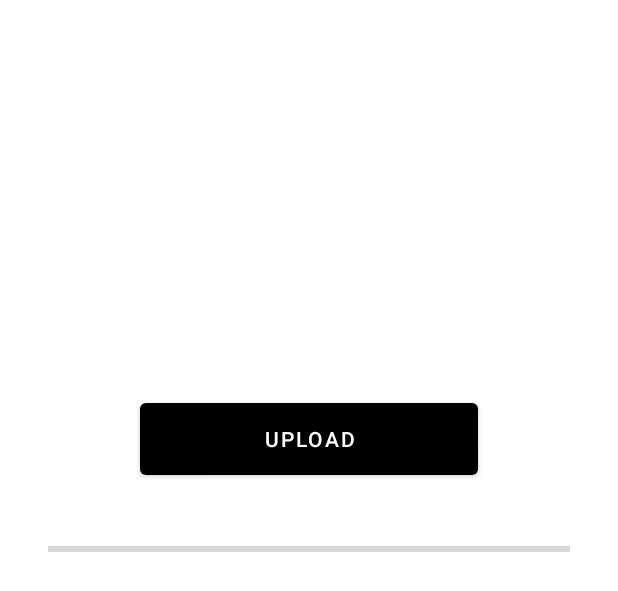
After one commit to SleepEasyCenter/O2-Ring-SEC, an Android app built with Jetpack Compose: the layout fragment_device_session_history.xml on its own in the app's theme, with its tools: preview values and no code run, on a phone screen of 412 x 824 dp. The commit adds this screen. Shown: the top 591 px of the screen. Run offline under Robolectric (Android 15) with nearby library versions, the phone set to English and light mode, and no system bars; Roboto replaces fonts that are not available here.

Commit message:
upload ui on separate fragment

```diff
--- a/app/src/main/java/com/sleepeasycenter/o2ring_app/fragments/HomeFragment.kt
+++ b/app/src/main/java/com/sleepeasycenter/o2ring_app/fragments/HomeFragment.kt
@@ -8,7 +8,6 @@ import android.view.ViewGroup
 import com.sleepeasycenter.o2ring_app.OximetryDeviceController
 import com.sleepeasycenter.o2ring_app.R
 import com.sleepeasycenter.o2ring_app.databinding.FragmentHomeBinding
-import com.sleepeasycenter.o2ring_app.databinding.FragmentHomeNodeviceBinding
 
 /**
  * A simple [Fragment] subclass.
--- /dev/null
+++ b/app/src/main/res/layout/fragment_device_session_history.xml
@@ -0,0 +1,60 @@
+<?xml version="1.0" encoding="utf-8"?>
+<androidx.constraintlayout.widget.ConstraintLayout xmlns:android="http://schemas.android.com/apk/res/android"
+    xmlns:app="http://schemas.android.com/apk/res-auto"
+    xmlns:tools="http://schemas.android.com/tools"
+    android:layout_width="match_parent"
+    android:layout_height="match_parent"
+    tools:context=".fragments.DeviceSessionHistory">
+
+    <TextView
+        android:id="@+id/txt_statusText"
+        android:layout_width="wrap_content"
+        android:layout_height="wrap_content"
+        app:layout_constraintBottom_toTopOf="@+id/bar_StatusProgress"
+        app:layout_constraintEnd_toEndOf="parent"
+        app:layout_constraintStart_toStartOf="parent" />
+
+    <Button
+        android:id="@+id/btnUpload"
+        android:layout_width="225dp"
+        android:layout_height="60dp"
+        android:layout_marginStart="64dp"
+        android:layout_marginEnd="64dp"
+        android:text="Upload"
+        app:layout_constraintBottom_toBottomOf="parent"
+        app:layout_constraintEnd_toEndOf="parent"
+        app:layout_constraintStart_toStartOf="parent"
+        app:layout_constraintTop_toTopOf="parent"
+        app:layout_constraintVertical_bias="0.344" />
+
+    <androidx.recyclerview.widget.RecyclerView
+        android:id="@+id/file_list_recycler_view"
+        android:layout_width="0dp"
+        android:layout_height="0dp"
+        android:layout_marginStart="24dp"
+        android:layout_marginTop="16dp"
+        android:layout_marginEnd="24dp"
+        android:layout_marginBottom="32dp"
+        app:layout_constraintBottom_toBottomOf="parent"
+        app:layout_constraintEnd_toEndOf="parent"
+        app:layout_constraintHorizontal_bias="0.0"
+        app:layout_constraintStart_toStartOf="parent"
+        app:layout_constraintTop_toBottomOf="@+id/bar_StatusProgress"
+        app:layout_constraintVertical_bias="1.0">
+
+    </androidx.recyclerview.widget.RecyclerView>
+
+    <ProgressBar
+        android:id="@+id/bar_StatusProgress"
+        style="?android:attr/progressBarStyleHorizontal"
+        android:layout_width="0dp"
+        android:layout_height="wrap_content"
+        android:layout_marginStart="32dp"
+        android:layout_marginTop="35dp"
+        android:layout_marginEnd="32dp"
+        app:layout_constraintEnd_toEndOf="parent"
+        app:layout_constraintHorizontal_bias="0.0"
+        app:layout_constraintStart_toStartOf="parent"
+        app:layout_constraintTop_toBottomOf="@+id/btnUpload" />
+
+</androidx.constraintlayout.widget.ConstraintLayout>
--- a/app/src/main/res/layout/fragment_home_nodevice.xml
+++ b/app/src/main/res/layout/fragment_home_nodevice.xml
@@ -26,7 +26,7 @@
                 android:layout_width="159dp"
                 android:layout_height="162dp"
                 android:src="@drawable/materialsymbolslightsignaldisconnected"
-                android:tint="#C6C6C6" />
+                app:tint="#C6C6C6" />
 
             <TextView
                 android:id="@+id/textView"
```
Also changed, not shown: app/src/main/java/com/sleepeasycenter/o2ring_app/fragments/DeviceSessionHistory.kt (added, +99 -0 lines), app/src/main/java/com/sleepeasycenter/o2ring_app/fragments/HomeDeviceDashboard.kt (+1 -61 lines), app/src/main/java/com/sleepeasycenter/o2ring_app/fragments/SessionHistoryFragment.kt (+13 -1 lines), app/src/main/res/layout/fragment_home_dashboard.xml (+22 -58 lines), app/src/main/res/layout/fragment_session_history.xml (+5 -17 lines), 1 other file.
